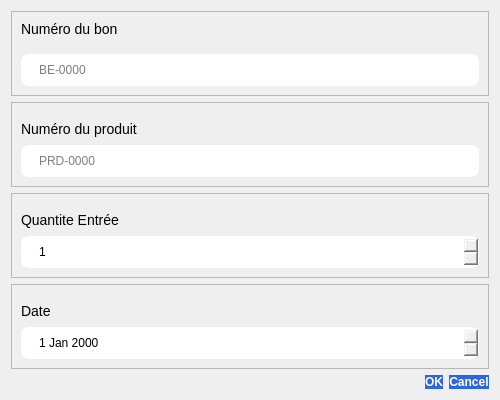
The window that interface/add_entry_dialog.ui (miranto-andria/stock-it) describes before a commit, drawn with Qt 5.
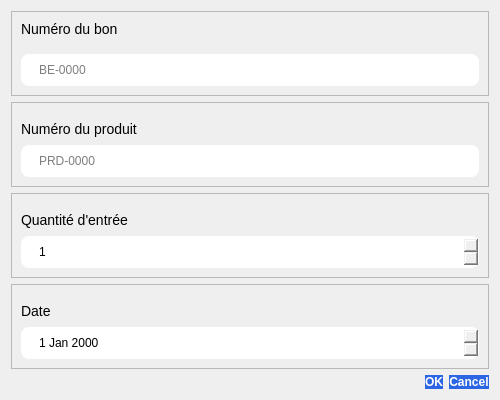
The same window after the commit.

Patch:
```diff
--- a/interface/add_entry_dialog.ui
+++ b/interface/add_entry_dialog.ui
@@ -97,7 +97,7 @@
       <item>
        <widget class="QLabel" name="label_3">
         <property name="text">
-         <string>Quantite Entrée</string>
+         <string>Quantité d'entrée</string>
         </property>
        </widget>
       </item>
```
Left out of the diff: 4 changed lines with no effect on the pictures.
